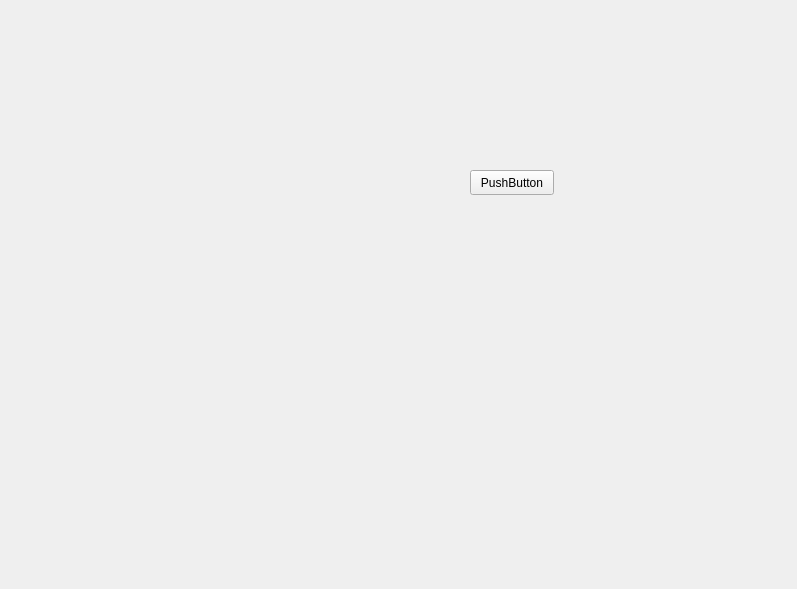
pth68/QtTest, file QtGuiApplication1/qtguiapplication1.ui: the form before one commit.
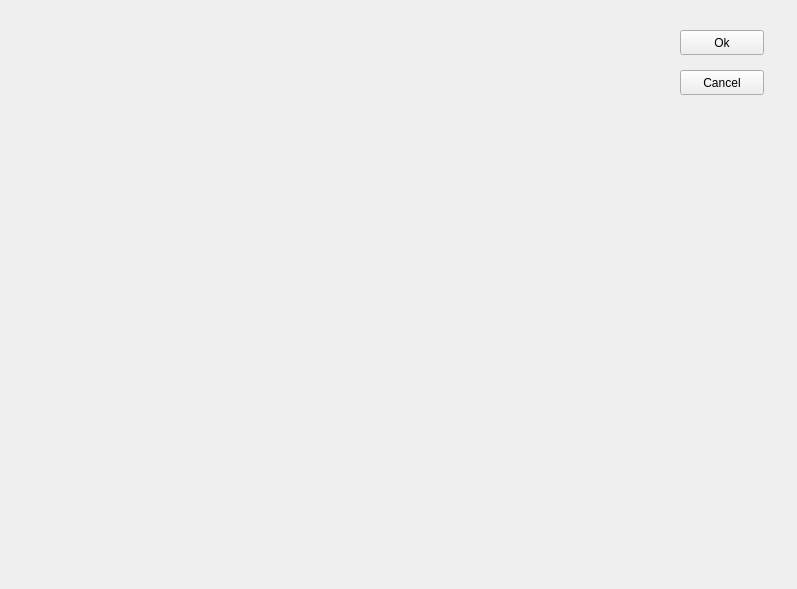
The form after the commit.

Commit message: added one more button.

Patch:
```diff
--- a/QtGuiApplication1/qtguiapplication1.ui
+++ b/QtGuiApplication1/qtguiapplication1.ui
@@ -16,14 +16,27 @@
   <widget class="QPushButton" name="pushButton">
    <property name="geometry">
     <rect>
-     <x>470</x>
-     <y>170</y>
+     <x>680</x>
+     <y>30</y>
      <width>84</width>
      <height>25</height>
     </rect>
    </property>
    <property name="text">
-    <string>PushButton</string>
+    <string>Ok</string>
+   </property>
+  </widget>
+  <widget class="QPushButton" name="pushButton_2">
+   <property name="geometry">
+    <rect>
+     <x>680</x>
+     <y>70</y>
+     <width>84</width>
+     <height>25</height>
+    </rect>
+   </property>
+   <property name="text">
+    <string>Cancel</string>
    </property>
   </widget>
  </widget>
```
